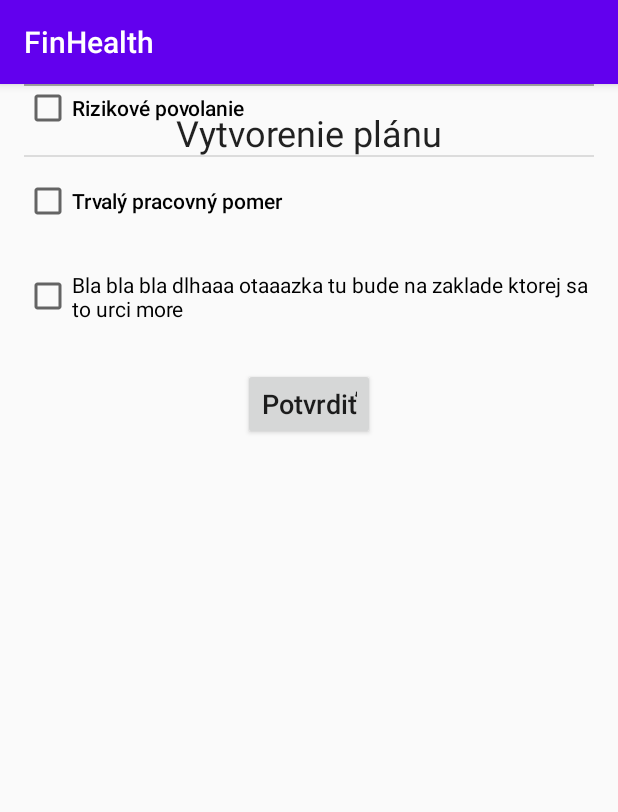
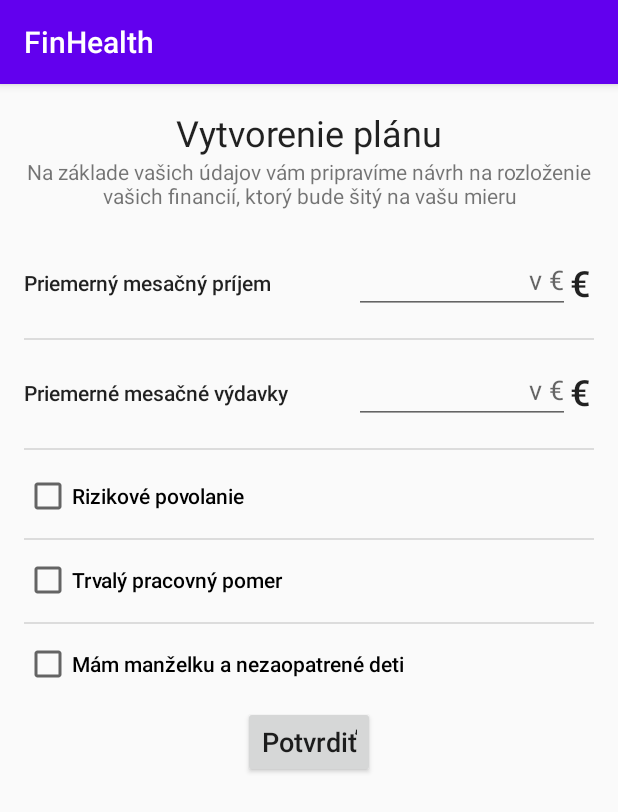
Before and after one commit to Trupendo/FinHealth, an Android app: the PlanCreateFragment screen opened through its navigation route, on a phone screen of 412 x 824 dp. Shown: the top 812 px of the screen. Run offline under Robolectric (Android 15) with nearby library versions, the phone set to English and light mode, and no system bars; our stand-ins replace Firebase (no records; nobody signed in at launch, a user with empty details on screens opened directly); 1 statement that could not run was skipped.

Commit message:
oprava plancreate fragmentu

```diff
--- a/app/src/main/res/layout/fragment_plan_create.xml
+++ b/app/src/main/res/layout/fragment_plan_create.xml
@@ -8,7 +8,7 @@
     tools:context=".PlanCreateFragment" >
 
     <TextView
-        android:id="@+id/textView4"
+        android:id="@+id/nazovFragmentu"
         android:layout_width="wrap_content"
         android:layout_height="wrap_content"
         android:layout_marginTop="16dp"
@@ -19,102 +19,199 @@
         app:layout_constraintStart_toStartOf="parent"
         app:layout_constraintTop_toTopOf="parent" />
 
+    <TextView
+        android:id="@+id/info"
+        android:layout_width="wrap_content"
+        android:layout_height="wrap_content"
+        android:text="Na základe vašich údajov vám pripravíme návrh na rozloženie vašich financií, ktorý bude šitý na vašu mieru"
+        android:textAlignment="center"
+        app:layout_constraintEnd_toEndOf="parent"
+        app:layout_constraintHorizontal_bias="0.0"
+        app:layout_constraintStart_toStartOf="parent"
+        app:layout_constraintTop_toBottomOf="@+id/nazovFragmentu" />
+
+    <TextView
+        android:id="@+id/prijemText"
+        android:layout_width="220dp"
+        android:layout_height="41dp"
+        android:layout_marginStart="16dp"
+        android:layout_marginTop="28dp"
+        android:gravity="center_vertical"
+        android:text="Priemerný mesačný príjem"
+        android:textAppearance="@style/TextAppearance.AppCompat.Body2"
+        app:layout_constraintEnd_toStartOf="@+id/pMesPrijem"
+        app:layout_constraintStart_toStartOf="parent"
+        app:layout_constraintTop_toBottomOf="@+id/info" />
+
+    <EditText
+        android:id="@+id/pMesPrijem"
+        android:layout_width="0dp"
+        android:layout_height="41dp"
+        android:layout_marginTop="28dp"
+        android:layout_marginEnd="32dp"
+        android:ems="10"
+        android:hint="v €"
+        android:inputType="numberDecimal"
+        android:textAlignment="textEnd"
+        app:layout_constraintEnd_toEndOf="parent"
+        app:layout_constraintStart_toEndOf="@+id/prijemText"
+        app:layout_constraintTop_toBottomOf="@+id/info" />
+
+    <TextView
+        android:id="@+id/euro1"
+        android:layout_width="wrap_content"
+        android:layout_height="wrap_content"
+        android:layout_marginTop="32dp"
+        android:layout_marginEnd="16dp"
+        android:text="@string/euro"
+        android:textAppearance="@style/TextAppearance.AppCompat.Body2"
+        android:textSize="24sp"
+        app:layout_constraintEnd_toEndOf="parent"
+        app:layout_constraintHorizontal_bias="0.0"
+        app:layout_constraintStart_toEndOf="@+id/pMesPrijem"
+        app:layout_constraintTop_toBottomOf="@+id/info" />
+
+    <TextView
+        android:id="@+id/vydavkyText"
+        android:layout_width="220dp"
+        android:layout_height="41dp"
+        android:layout_marginStart="16dp"
+        android:layout_marginTop="32dp"
+        android:gravity="center_vertical"
+        android:text="Priemerné mesačné výdavky"
+        android:textAppearance="@style/TextAppearance.AppCompat.Body2"
+        app:layout_constraintEnd_toStartOf="@+id/pMesVydavky"
+        app:layout_constraintStart_toStartOf="parent"
+        app:layout_constraintTop_toBottomOf="@+id/prijemText" />
+
+    <EditText
+        android:id="@+id/pMesVydavky"
+        android:layout_width="0dp"
+        android:layout_height="41dp"
+        android:layout_marginTop="32dp"
+        android:layout_marginEnd="32dp"
+        android:ems="10"
+        android:hint="v €"
+        android:inputType="numberDecimal"
+        android:textAlignment="textEnd"
+        app:layout_constraintEnd_toEndOf="parent"
+        app:layout_constraintStart_toEndOf="@+id/vydavkyText"
+        app:layout_constraintTop_toBottomOf="@+id/pMesPrijem" />
+
+    <TextView
+        android:id="@+id/euro2"
+        android:layout_width="wrap_content"
+        android:layout_height="wrap_content"
+        android:layout_marginTop="40dp"
+        android:layout_marginEnd="16dp"
+        android:text="@string/euro"
+        android:textAppearance="@style/TextAppearance.AppCompat.Body2"
+        android:textSize="24sp"
+        app:layout_constraintEnd_toEndOf="parent"
+        app:layout_constraintHorizontal_bias="0.0"
+        app:layout_constraintStart_toEndOf="@+id/pMesPrijem"
+        app:layout_constraintTop_toBottomOf="@+id/euro1" />
+
     <CheckBox
-        android:id="@+id/checkBox9"
+        android:id="@+id/checkBox1"
         android:layout_width="0dp"
         android:layout_height="wrap_content"
         android:layout_marginStart="16dp"
-        android:layout_marginTop="30dp"
+        android:layout_marginTop="32dp"
         android:layout_marginEnd="16dp"
         android:text="Rizikové povolanie"
         android:textAppearance="@style/TextAppearance.AppCompat.Body2"
         app:layout_constraintEnd_toEndOf="parent"
+        app:layout_constraintHorizontal_bias="0.0"
         app:layout_constraintStart_toStartOf="parent"
-        app:layout_constraintTop_toBottomOf="@+id/textView7" />
+        app:layout_constraintTop_toBottomOf="@+id/vydavkyText" />
 
     <CheckBox
-        android:id="@+id/checkBox10"
+        android:id="@+id/checkBox2"
         android:layout_width="0dp"
         android:layout_height="wrap_content"
         android:layout_marginStart="16dp"
-        android:layout_marginTop="30dp"
+        android:layout_marginTop="24dp"
         android:layout_marginEnd="16dp"
         android:text="Trvalý pracovný pomer"
         android:textAppearance="@style/TextAppearance.AppCompat.Body2"
         app:layout_constraintEnd_toEndOf="parent"
-        app:layout_constraintHorizontal_bias="0.498"
+        app:layout_constraintHorizontal_bias="0.0"
         app:layout_constraintStart_toStartOf="parent"
-        app:layout_constraintTop_toBottomOf="@+id/checkBox9" />
+        app:layout_constraintTop_toBottomOf="@+id/checkBox1" />
 
     <CheckBox
-        android:id="@+id/checkBox11"
+        android:id="@+id/checkBox3"
         android:layout_width="0dp"
         android:layout_height="wrap_content"
         android:layout_marginStart="16dp"
-        android:layout_marginTop="30dp"
+        android:layout_marginTop="24dp"
         android:layout_marginEnd="16dp"
-        android:text="Bla bla bla dlhaaa otaaazka tu bude na zaklade ktorej sa to urci more"
+        android:text="Mám manželku a nezaopatrené deti"
+        android:textAppearance="@style/TextAppearance.AppCompat.Body2"
         app:layout_constraintEnd_toEndOf="parent"
-        app:layout_constraintHorizontal_bias="0.498"
+        app:layout_constraintHorizontal_bias="0.0"
         app:layout_constraintStart_toStartOf="parent"
-        app:layout_constraintTop_toBottomOf="@+id/checkBox10" />
+        app:layout_constraintTop_toBottomOf="@+id/checkBox2" />
 
     <Button
         android:id="@+id/createPlanBtn"
         android:layout_width="wrap_content"
         android:layout_height="wrap_content"
-        android:layout_marginTop="30dp"
+        android:layout_marginTop="12dp"
         android:text="Potvrdiť"
         android:textAppearance="@style/TextAppearance.AppCompat.Body2"
         android:textSize="18sp"
         app:layout_constraintEnd_toEndOf="parent"
+        app:layout_constraintHorizontal_bias="0.501"
         app:layout_constraintStart_toStartOf="parent"
-        app:layout_constraintTop_toBottomOf="@+id/checkBox11" />
+        app:layout_constraintTop_toBottomOf="@+id/checkBox3" />
 
     <View
         android:id="@+id/divider"
         android:layout_width="0dp"
         android:layout_height="1dp"
         android:layout_marginStart="16dp"
-        android:layout_marginTop="14dp"
+        android:layout_marginTop="16dp"
         android:layout_marginEnd="16dp"
         android:background="?android:attr/listDivider"
         app:layout_constraintEnd_toEndOf="parent"
+        app:layout_constraintHorizontal_bias="0.0"
         app:layout_constraintStart_toStartOf="parent"
-        app:layout_constraintTop_toBottomOf="@+id/textView5" />
+        app:layout_constraintTop_toBottomOf="@+id/prijemText" />
 
     <View
         android:id="@+id/divider2"
         android:layout_width="0dp"
         android:layout_height="1dp"
         android:layout_marginStart="16dp"
-        android:layout_marginTop="15dp"
+        android:layout_marginTop="16dp"
         android:layout_marginEnd="16dp"
         android:background="?android:attr/listDivider"
         app:layout_constraintEnd_toEndOf="parent"
         app:layout_constraintHorizontal_bias="0.0"
         app:layout_constraintStart_toStartOf="parent"
-        app:layout_constraintTop_toBottomOf="@+id/textView7" />
+        app:layout_constraintTop_toBottomOf="@+id/vydavkyText" />
 
     <View
         android:id="@+id/divider3"
         android:layout_width="0dp"
         android:layout_height="1dp"
         android:layout_marginStart="16dp"
-        android:layout_marginTop="15dp"
+        android:layout_marginTop="12dp"
         android:layout_marginEnd="16dp"
         android:background="?android:attr/listDivider"
         app:layout_constraintEnd_toEndOf="parent"
         app:layout_constraintHorizontal_bias="0.0"
         app:layout_constraintStart_toStartOf="parent"
-        app:layout_constraintTop_toBottomOf="@+id/checkBox9" />
+        app:layout_constraintTop_toBottomOf="@+id/checkBox1" />
 
     <View
         android:id="@+id/divider4"
         android:layout_width="0dp"
         android:layout_height="1dp"
         android:layout_marginStart="16dp"
-        android:layout_marginTop="15dp"
+        android:layout_marginTop="12dp"
         android:layout_marginEnd="16dp"
         android:background="?android:attr/listDivider"
         app:layout_constraintEnd_toEndOf="parent"
```
